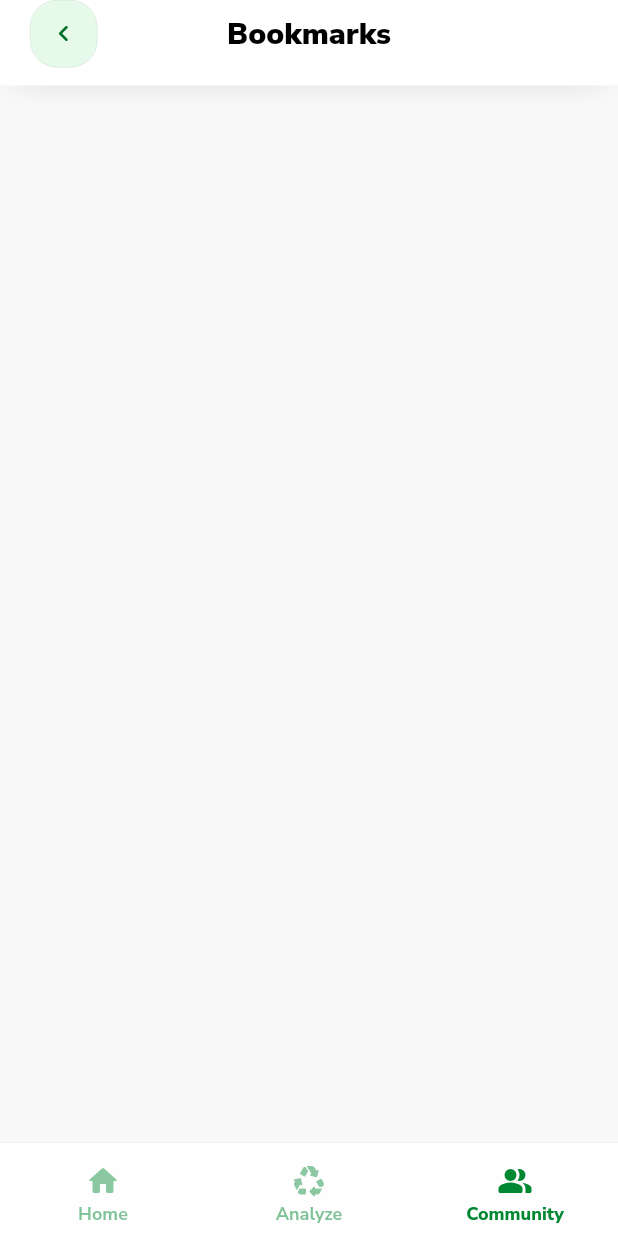
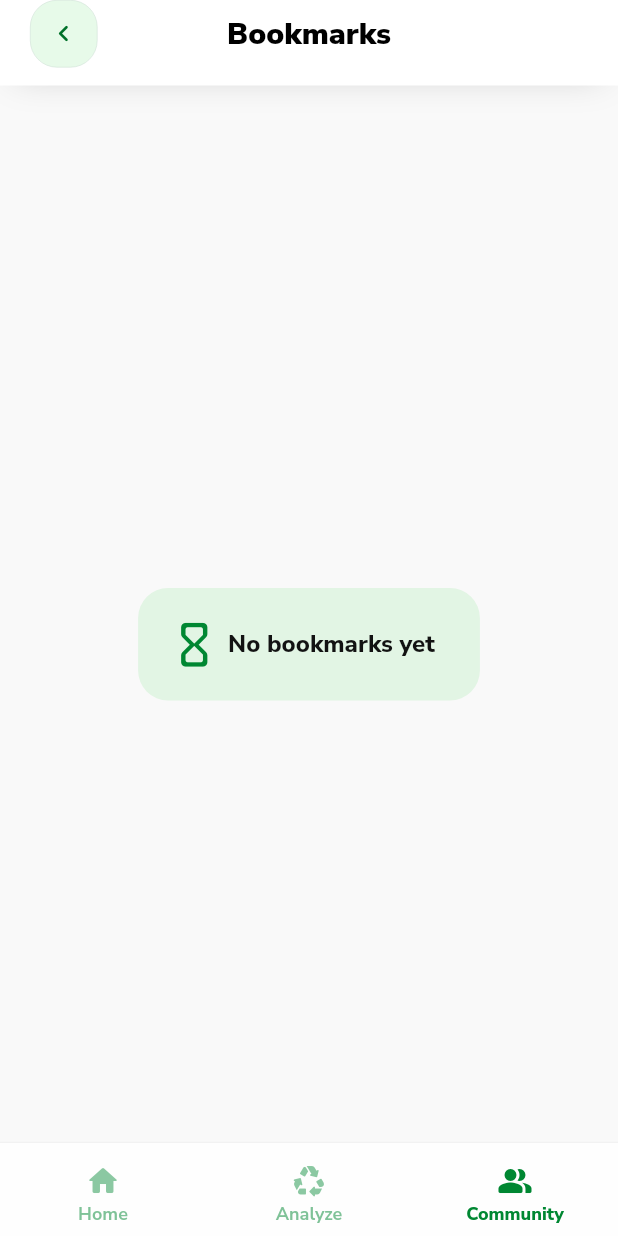
Before and after one commit to jauntybrain/know_waste, a Flutter app: the BookmarksPage screen opened by its route, on a phone screen of 412 x 824 dp. Run offline on Flutter 3.47's test engine with Material 2 defaults, Android fonts, the phone set to English and light mode, and no system bars; our stand-ins replace cached_network_image, camera, cloud_firestore, firebase_auth, firebase_core, firebase_storage and 13 more; missing offline and left inert: algoliasearch; accounts and stored records are empty; network calls fail.

Commit message:
add: bookmarks feature

```diff
--- a/frontend/lib/presentation/features/bookmarks/pages/bookmarks_page.dart
+++ b/frontend/lib/presentation/features/bookmarks/pages/bookmarks_page.dart
@@ -1,14 +1,19 @@
 import 'package:flutter/material.dart';
 import 'package:flutter_riverpod/flutter_riverpod.dart';
 import 'package:flutter_staggered_animations/flutter_staggered_animations.dart';
-import 'package:know_waste/presentation/features/community/providers/articles_provider.dart';
+import 'package:fluttertoast/fluttertoast.dart';
+import 'package:go_router/go_router.dart';
 import 'package:know_waste/presentation/features/community/widgets/article_search/article_search_skeleton.dart';
+import 'package:know_waste/presentation/router/router_context_extension.dart';
 
 import '../../../../models/api_error/api_error.dart';
+import '../../../../providers/user_provider.dart';
 import '../../../shared/app_icon_button.dart';
+import '../../../shared/app_toast.dart';
 import '../../../theme/src/app_colors.dart';
 import '../../../theme/src/app_shadows.dart';
 import '../../../theme/src/app_text_styles.dart';
+import '../../community/providers/bookmarks_provider.dart';
 import '../../community/widgets/article_search/article_search_widget.dart';
 
 class BookmarksPage extends ConsumerWidget {
@@ -16,7 +21,7 @@ class BookmarksPage extends ConsumerWidget {
 
   @override
   Widget build(BuildContext context, WidgetRef ref) {
-    final searchState = ref.watch(articlesProvider);
+    final bookmarksState = ref.watch(bookmarksProvider);
 
     return Scaffold(
       body: GestureDetector(
@@ -26,34 +31,66 @@ class BookmarksPage extends ConsumerWidget {
           children: [
             // Page content
             SingleChildScrollView(
-              physics: const AlwaysScrollableScrollPhysics(),
               child: Column(
                 mainAxisAlignment: MainAxisAlignment.start,
-                crossAxisAlignment: CrossAxisAlignment.start,
+                crossAxisAlignment: CrossAxisAlignment.center,
                 children: [
                   SizedBox(height: MediaQuery.of(context).viewPadding.top + 60),
-                  searchState.when(
-                    data: (articles) => ListView.separated(
+                  AnimatedSwitcher(
+                    duration: const Duration(milliseconds: 400),
+                    child: bookmarksState.when(
+                      data: (articles) => articles.isNotEmpty
+                          ? ListView.separated(
                               shrinkWrap: true,
                               itemCount: articles.length + 1,
+                              physics: const NeverScrollableScrollPhysics(),
                               padding: const EdgeInsets.symmetric(horizontal: 20),
                               itemBuilder: (context, index) {
                                 if (index == 0) {
                                   return const SizedBox(height: 8);
                                 }
-                        return AnimationConfiguration.staggeredList(
-                          position: index,
-                          duration: const Duration(milliseconds: 375),
-                          delay: const Duration(milliseconds: 300),
-                          child: SlideAnimation(
-                            verticalOffset: 30,
-                            child: FadeInAnimation(
-                              child: ArticleSearchWidget(article: articles[index - 1]),
-                            ),
+                                return AnimatedSwitcher(
+                                  duration: const Duration(milliseconds: 200),
+                                  child: ArticleSearchWidget(
+                                    article: articles[index - 1],
+                                    onTap: context.pushArticle,
+                                    onBookmark: (article) {
+                                      ref.read(userProvider.notifier).removeBookmark(article.uid, (success) {
+                                        AppToast.of(context).show(
+                                          gravity: ToastGravity.BOTTOM,
+                                          text: 'Removed from bookmarks!',
+                                        );
+                                      });
+                                    },
                                   ),
                                 );
                               },
                               separatorBuilder: (context, index) => const SizedBox(height: 12),
+                            )
+                          : Container(
+                              padding: const EdgeInsets.symmetric(vertical: 20, horizontal: 20),
+                              margin: EdgeInsets.only(
+                                top: MediaQuery.of(context).size.height / 2 -
+                                    MediaQuery.of(context).viewPadding.top -
+                                    80,
+                              ),
+                              decoration: BoxDecoration(
+                                color: AppColors.primary.withOpacity(0.1),
+                                borderRadius: BorderRadius.circular(20),
+                              ),
+                              child: Wrap(
+                                crossAxisAlignment: WrapCrossAlignment.center,
+                                children: [
+                                  const Icon(
+                                    Icons.hourglass_empty_rounded,
+                                    color: AppColors.secondary,
+                                    size: 35,
+                                  ),
+                                  const SizedBox(width: 5),
+                                  Text('No bookmarks yet', style: AppTextStyles.blackExtraBold16),
+                                  const SizedBox(width: 10),
+                                ],
+                              ),
                             ),
                       loading: () => ListView.separated(
                         shrinkWrap: true,
@@ -77,6 +114,7 @@ class BookmarksPage extends ConsumerWidget {
                       ),
                       error: (e, tr) => Text(e is ApiError ? (e).message : 'Error occurred'),
                     ),
+                  ),
                 ],
               ),
             ),
@@ -99,7 +137,7 @@ class BookmarksPage extends ConsumerWidget {
                   mainAxisAlignment: MainAxisAlignment.spaceBetween,
                   children: [
                     AppIconButton(
-                      onTap: () {},
+                      onTap: () => GoRouter.of(context).pop(),
                       size: 45,
                       iconSize: 22,
                       fillColor: AppColors.primary.withOpacity(0.1),
--- a/frontend/lib/presentation/features/community/pages/community_page.dart
+++ b/frontend/lib/presentation/features/community/pages/community_page.dart
@@ -90,7 +90,7 @@ class CommunityPageState extends ConsumerState<CommunityPage> {
                         tag: 'search_bar',
                         child: AppIconButton(
                           onTap: () {
-                            GoRouter.of(context).goNamed(RouteNames.search);
+                            GoRouter.of(context).pushNamed(RouteNames.search);
                           },
                           size: 45,
                           iconSize: 22,
@@ -108,7 +108,7 @@ class CommunityPageState extends ConsumerState<CommunityPage> {
                       Hero(
                         tag: 'search_close',
                         child: AppIconButton(
-                          onTap: () {},
+                          onTap: () => GoRouter.of(context).pushNamed(RouteNames.bookmarks),
                           size: 45,
                           iconSize: 22,
                           fillColor: AppColors.primary.withOpacity(0.1),
--- /dev/null
+++ b/frontend/lib/presentation/features/community/providers/bookmarks_provider.dart
@@ -0,0 +1,19 @@
+import 'package:flutter_riverpod/flutter_riverpod.dart';
+import 'package:know_waste/providers/user_provider.dart';
+
+import '../../../../models/article/article.dart';
+import '../../../../services/collections.dart';
+import '../../../../services/storage/firebase_storage.dart';
+
+final bookmarksProvider = StreamProvider.autoDispose<List<Article>>((ref) async* {
+  yield* ArticlesCollection().streamAllWhereIn('uid', ref.watch(userProvider)!.bookmarks).asyncMap(
+        (articles) => Future.wait(
+          articles.map(
+            (article) => ref
+                .read(firebaseStorageServiceProvider)
+                .getImageUrl(article.imageUrl)
+                .then((url) => article = article.copyWith(imageUrl: url)),
+          ),
+        ),
+      );
+});
--- a/frontend/lib/presentation/router/router_context_extension.dart
+++ b/frontend/lib/presentation/router/router_context_extension.dart
@@ -12,14 +12,14 @@ extension RouterContextExtension on BuildContext {
   }
 
   void pushArticle(Article article) {
-    GoRouter.of(this).goNamed(
+    GoRouter.of(this).pushNamed(
       RouteNames.article,
       extra: article,
     );
   }
 
   void pushGuide(Guide guide) {
-    GoRouter.of(this).goNamed(
+    GoRouter.of(this).pushNamed(
       RouteNames.guide,
       extra: guide,
     );
--- a/frontend/lib/presentation/shared/app_icon_button.dart
+++ b/frontend/lib/presentation/shared/app_icon_button.dart
@@ -7,6 +7,7 @@ class AppIconButton extends StatelessWidget {
   const AppIconButton({
     required this.onTap,
     required this.icon,
+    this.radius,
     this.size,
     this.iconSize,
     this.fillColor,
@@ -16,7 +17,7 @@ class AppIconButton extends StatelessWidget {
 
   final VoidCallback onTap;
   final IconData icon;
-  final double? size, iconSize;
+  final double? radius, size, iconSize;
   final Color? fillColor, color;
 
   @override
@@ -28,7 +29,7 @@ class AppIconButton extends StatelessWidget {
         height: size ?? 55,
         decoration: BoxDecoration(
           color: fillColor ?? Colors.white,
-          borderRadius: BorderRadius.circular(18),
+          borderRadius: BorderRadius.circular(radius ?? 18),
           border: Border.all(width: 0.4, color: const Color(0xffCFE1D6)),
         ),
         child: Icon(
--- a/frontend/lib/repositories/articles/firestore_articles_repository.dart
+++ b/frontend/lib/repositories/articles/firestore_articles_repository.dart
@@ -32,6 +32,7 @@ class FirestoreArticlesRepository implements ArticlesRepository {
     }
   }
 
+
   @override
   Future<Article?> getFeaturedArticle() async {
     try {
--- a/frontend/lib/repositories/user/firestore_user_repository.dart
+++ b/frontend/lib/repositories/user/firestore_user_repository.dart
@@ -1,3 +1,4 @@
+import 'dart:async';
 import 'dart:developer';
 
 import 'package:firebase_auth/firebase_auth.dart';
```
Also changed, not shown: frontend/lib/presentation/features/community/pages/search_page.dart (+6 -1 lines), frontend/lib/presentation/features/community/widgets/article/article_widget.dart (+19 -0 lines), frontend/lib/presentation/features/community/widgets/article_search/article_search_widget.dart (+17 -0 lines), frontend/lib/services/database/firestore_collection.dart (+8 -6 lines). Lines whose indentation alone changed are shown as unchanged.
